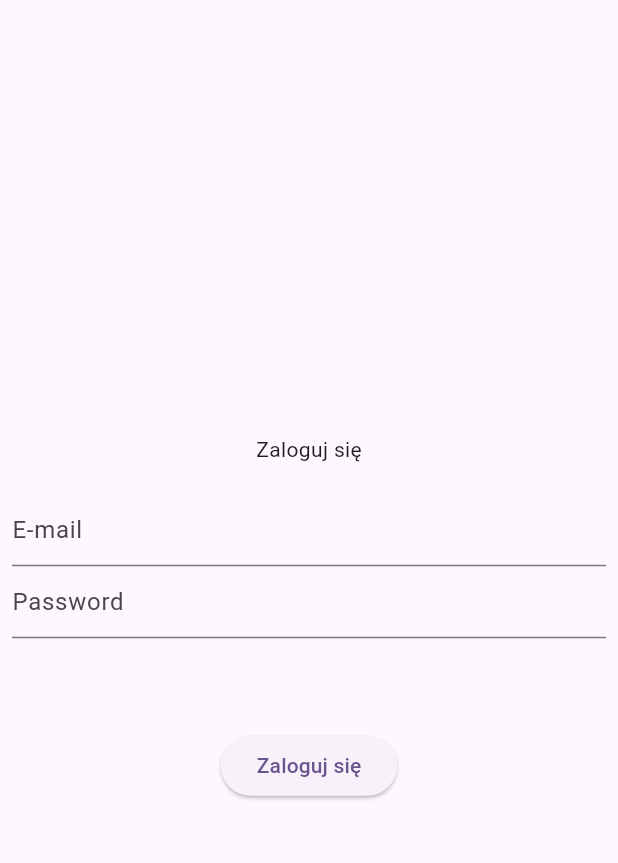
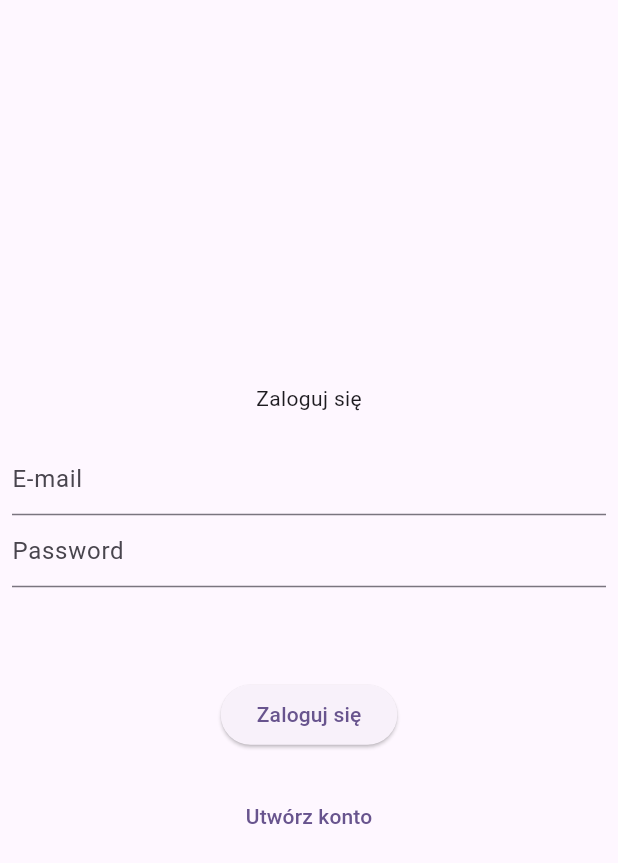
Before and after one commit to Martyna-Gawin/watch_it, a Flutter app: the screen it shows after launch, on a phone screen of 412 x 824 dp. Shown: the top 863 px of the screen. Run offline on Flutter 3.47's test engine with Material 2 defaults, Android fonts, the phone set to English and light mode, and no system bars; our stand-ins replace firebase_auth, firebase_core; accounts and stored records are empty.

Commit message:
Add registration

```diff
--- a/lib/app/login/login_page.dart
+++ b/lib/app/login/login_page.dart
@@ -15,6 +15,7 @@ class LoginPage extends StatefulWidget {
 
 class _LoginPageState extends State<LoginPage> {
   var errorMessage = '';
+  var isCreatingAccount = false;
 
   @override
   Widget build(BuildContext context) {
@@ -25,7 +26,9 @@ class _LoginPageState extends State<LoginPage> {
           child: Column(
             mainAxisAlignment: MainAxisAlignment.center,
             children: [
-              const Text('Zaloguj się'),
+              Text(isCreatingAccount == true
+                  ? 'Zarejestruj się'
+                  : 'Zaloguj się'),
               const SizedBox(
                 height: 20,
               ),
@@ -47,6 +50,24 @@ class _LoginPageState extends State<LoginPage> {
               ),
               ElevatedButton(
                 onPressed: () async {
+                  if (isCreatingAccount == true) {
+                    //rejestracja
+
+                    try {
+                      await FirebaseAuth.instance
+                          .createUserWithEmailAndPassword(
+                        email: widget.emailController.text,
+                        password: widget.passwordController.text,
+                      );
+                    } catch (error) {
+                      setState(
+                        () {
+                          errorMessage = error.toString();
+                        },
+                      );
+                    }
+                  } else {
+                    //logowanie
                     try {
                       await FirebaseAuth.instance.signInWithEmailAndPassword(
                         email: widget.emailController.text,
@@ -59,11 +80,39 @@ class _LoginPageState extends State<LoginPage> {
                         },
                       );
                     }
+                  }
+                },
+                child: Text(isCreatingAccount == true
+                    ? 'Zarejestruj się'
+                    : 'Zaloguj się'),
+              ),
+              const SizedBox(
+                height: 20,
+              ),
+              if (isCreatingAccount == false) ...[
+                TextButton(
+                  onPressed: () {
+                    setState(() {
+                      isCreatingAccount = true;
+                    });
                   },
                   child: const Text(
-                  'Zaloguj się',
+                    'Utwórz konto',
                   ),
                 ),
+              ],
+              if (isCreatingAccount == true) ...[
+                TextButton(
+                  onPressed: () {
+                    setState(() {
+                      isCreatingAccount = false;
+                    });
+                  },
+                  child: const Text(
+                    'Masz już konto?',
+                  ),
+                ),
+              ],
             ],
           ),
         ),
```
Lines whose indentation alone changed are shown as unchanged.
